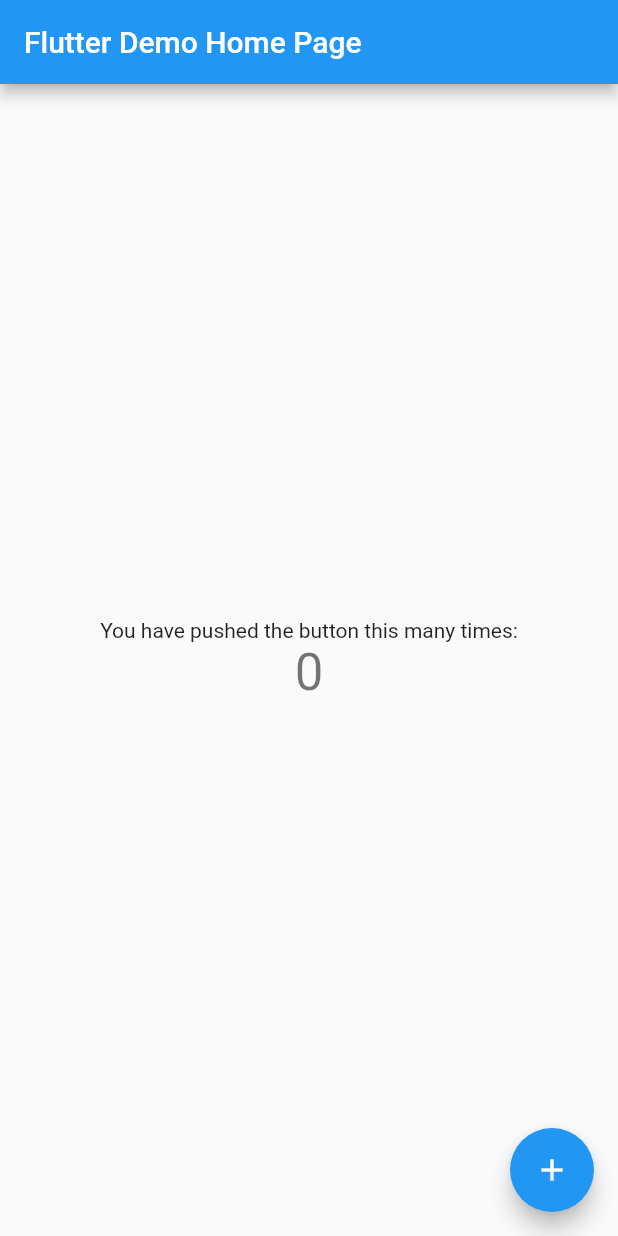
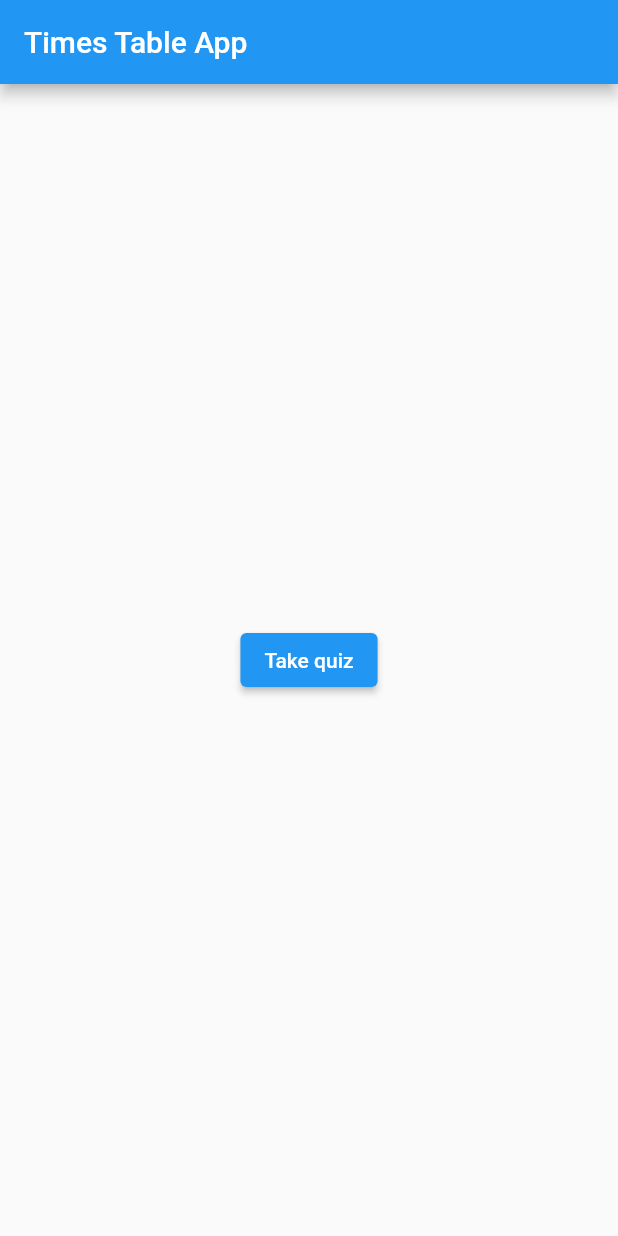
Before and after one commit to vipullal-github/TimesTableWorkbook, a Flutter app: the screen it shows after launch, on a phone screen of 412 x 824 dp. Run offline on Flutter 3.47's test engine with Material 2 defaults, Android fonts, the light colour scheme and no system bars.

Commit message:
WIP basic framework in place

```diff
--- a/lib/main.dart
+++ b/lib/main.dart
@@ -1,4 +1,5 @@
 import 'package:flutter/material.dart';
+import 'route_manager.dart';
 
 void main() {
   runApp(const MyApp());
@@ -11,11 +12,14 @@
   @override
   Widget build(BuildContext context) {
     return MaterialApp(
-      title: 'Flutter Demo',
+      title: 'TimesTable',
       theme: ThemeData(
         primarySwatch: Colors.blue,
       ),
-      home: const MyHomePage(title: 'Flutter Demo Home Page'),
+      initialRoute: RouteManager.homePage,
+      onGenerateRoute: (settings) {
+        return RouteManager.generateRoute(settings);
+      },
     );
   }
 }
--- /dev/null
+++ b/lib/main_page.dart
@@ -0,0 +1,19 @@
+import 'package:flutter/material.dart';
+
+class MainPage extends StatelessWidget {
+  const MainPage({super.key});
+
+  @override
+  Widget build(BuildContext context) {
+    return Scaffold(
+        appBar: AppBar(
+          title: const Text("Times Table App"),
+        ),
+        body: Center(
+            child: Column(
+                mainAxisAlignment: MainAxisAlignment.center,
+                children: <Widget>[
+              ElevatedButton(onPressed: () {}, child: const Text("Take quiz")),
+            ])));
+  }
+}
--- /dev/null
+++ b/lib/route_manager.dart
@@ -0,0 +1,20 @@
+import 'package:flutter/material.dart';
+import 'main_page.dart';
+import 'quiz_page.dart';
+
+class RouteManager {
+  static const String homePage = '/';
+  static const String quizPage = '/quizPage';
+
+  static Route<dynamic> generateRoute(RouteSettings settings) {
+    switch (settings.name) {
+      case homePage:
+        return MaterialPageRoute(
+            builder: (BuildContext context) => const MainPage());
+      case quizPage:
+        return MaterialPageRoute(builder: (context) { return const QuizPage();});
+      default:
+        throw FormatException("Route ${settings.name} not found!");
+    }
+  }
+}
--- a/pubspec.yaml
+++ b/pubspec.yaml
@@ -35,6 +35,7 @@
   # The following adds the Cupertino Icons font to your application.
   # Use with the CupertinoIcons class for iOS style icons.
   cupertino_icons: ^1.0.2
+  provider: ^6.0.5
 
 dev_dependencies:
   flutter_test:
```
Also changed, not shown: lib/quiz_data.dart (added, +17 -0 lines), lib/quiz_page.dart (added, +28 -0 lines), lib/quiz_provider.dart (added, +44 -0 lines), lib/app_logic.dart (added), pubspec.lock, 1 other file.
